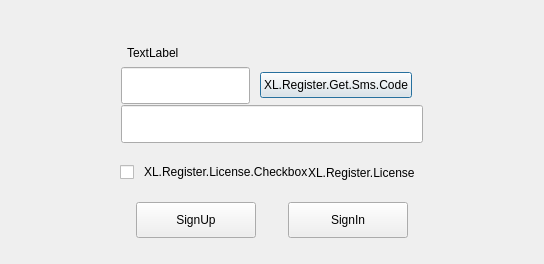
The window that UI/forms/XLRegisterDialog.ui (gechangli/obs-studio) describes before a commit, drawn with Qt 5.
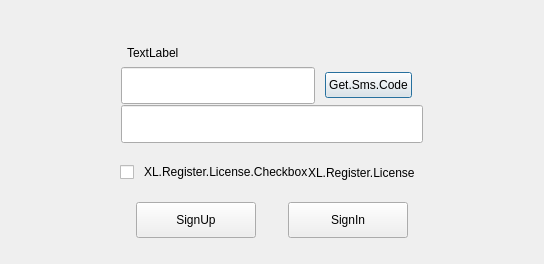
The same window after the commit. Icons and pictures are not drawn. Custom widgets are drawn as their Qt base class.

What changed in the file:
```diff
--- a/UI/forms/XLRegisterDialog.ui
+++ b/UI/forms/XLRegisterDialog.ui
@@ -309,7 +309,7 @@
                   </size>
                  </property>
                  <property name="text">
-                  <string>XL.Register.Get.Sms.Code</string>
+                  <string>Get.Sms.Code</string>
                  </property>
                 </widget>
                </item>
```
